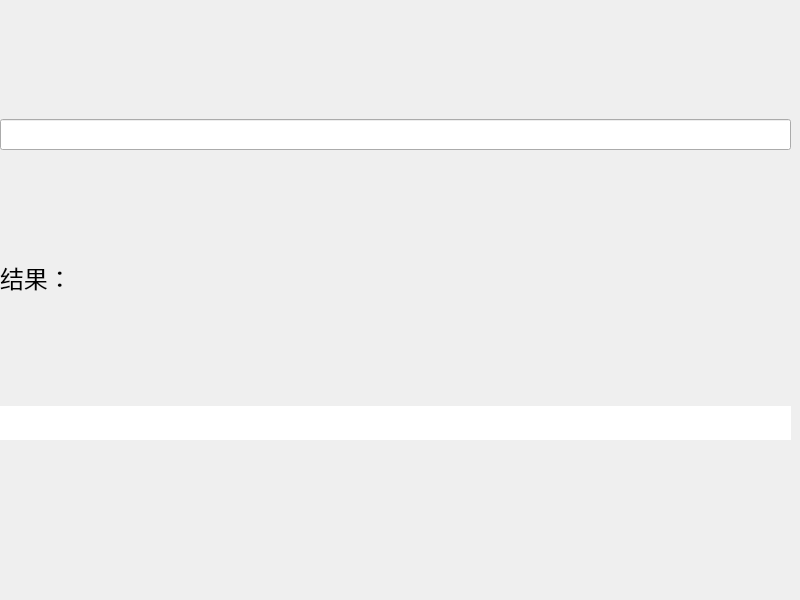
The window that calculator.ui (malik1988/calculator_program) describes before a commit, drawn with Qt 5.
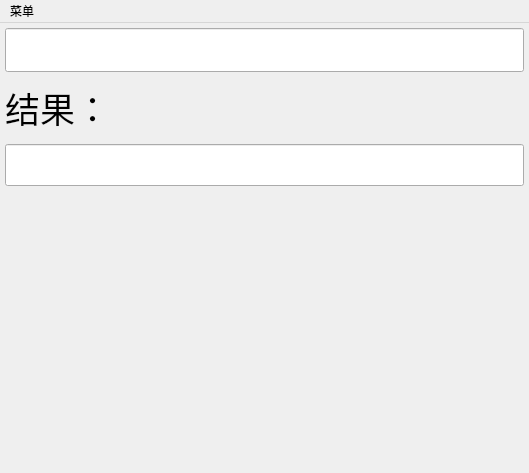
The same window after the commit.

Commit message: '优化函数支持，美化界面，新增帮助菜单'

```diff
--- a/calculator.ui
+++ b/calculator.ui
@@ -6,45 +6,39 @@
    <rect>
     <x>0</x>
     <y>0</y>
-    <width>800</width>
-    <height>600</height>
+    <width>529</width>
+    <height>473</height>
    </rect>
   </property>
   <property name="windowTitle">
    <string>MainWindow</string>
   </property>
   <widget class="QWidget" name="centralwidget">
-   <widget class="QWidget" name="verticalLayoutWidget">
-    <property name="geometry">
-     <rect>
-      <x>0</x>
-      <y>10</y>
-      <width>791</width>
-      <height>541</height>
-     </rect>
-    </property>
-    <layout class="QVBoxLayout" name="verticalLayout" stretch="1,2,1,10">
+   <layout class="QVBoxLayout" name="verticalLayout_2" stretch="1,2,1,0">
      <property name="spacing">
-      <number>1</number>
+     <number>10</number>
      </property>
      <property name="sizeConstraint">
-      <enum>QLayout::SetNoConstraint</enum>
+     <enum>QLayout::SetMinAndMaxSize</enum>
      </property>
      <property name="leftMargin">
-      <number>0</number>
+     <number>5</number>
+    </property>
+    <property name="topMargin">
+     <number>5</number>
+    </property>
+    <property name="rightMargin">
+     <number>5</number>
+    </property>
+    <property name="bottomMargin">
+     <number>5</number>
      </property>
      <item>
       <widget class="QLineEdit" name="lineEdit">
-       <property name="minimumSize">
-        <size>
-         <width>0</width>
-         <height>12</height>
-        </size>
-       </property>
        <property name="font">
         <font>
-         <family>Courier</family>
-         <pointsize>15</pointsize>
+        <family>Arial</family>
+        <pointsize>24</pointsize>
         </font>
        </property>
       </widget>
@@ -59,22 +53,13 @@
        </property>
        <property name="font">
         <font>
-         <family>Lucida Console</family>
-         <pointsize>18</pointsize>
-        </font>
-       </property>
-       <property name="autoFillBackground">
-        <bool>false</bool>
-       </property>
+        <family>Arial</family>
+        <pointsize>26</pointsize>
+       </font>
+      </property>
        <property name="text">
         <string>结果：</string>
        </property>
-       <property name="scaledContents">
-        <bool>true</bool>
-       </property>
-       <property name="alignment">
-        <set>Qt::AlignLeading|Qt::AlignLeft|Qt::AlignVCenter</set>
-       </property>
        <property name="wordWrap">
         <bool>true</bool>
        </property>
@@ -84,22 +69,10 @@
       <widget class="QLineEdit" name="lineEdit_convert">
        <property name="font">
         <font>
-         <family>Consolas</family>
-         <pointsize>18</pointsize>
-        </font>
-       </property>
-       <property name="toolTip">
-        <string>进制显示</string>
-       </property>
-       <property name="autoFillBackground">
-        <bool>true</bool>
-       </property>
-       <property name="frame">
-        <bool>false</bool>
-       </property>
-       <property name="readOnly">
-        <bool>true</bool>
-       </property>
+        <family>Arial</family>
+        <pointsize>22</pointsize>
+       </font>
+      </property>
       </widget>
      </item>
      <item>
@@ -107,7 +80,43 @@
      </item>
     </layout>
    </widget>
-  </widget>
+  <widget class="QMenuBar" name="menuBar">
+   <property name="geometry">
+    <rect>
+     <x>0</x>
+     <y>0</y>
+     <width>529</width>
+     <height>23</height>
+    </rect>
+   </property>
+   <widget class="QMenu" name="menu">
+    <property name="title">
+     <string>菜单</string>
+    </property>
+    <addaction name="actionabout"/>
+    <addaction name="actionhelp"/>
+   </widget>
+   <addaction name="menu"/>
+  </widget>
+  <action name="actionabout">
+   <property name="text">
+    <string>关于</string>
+   </property>
+   <property name="font">
+    <font>
+     <family>Arial</family>
+     <pointsize>10</pointsize>
+    </font>
+   </property>
+  </action>
+  <action name="actionhelp">
+   <property name="text">
+    <string>帮助</string>
+   </property>
+   <property name="shortcut">
+    <string>F1</string>
+   </property>
+  </action>
  </widget>
  <resources/>
  <connections/>
```
Left out of the diff: 18 changed lines with no effect on the pictures. Lines whose indentation alone changed are shown as unchanged. The commit also changes 1 other file.
